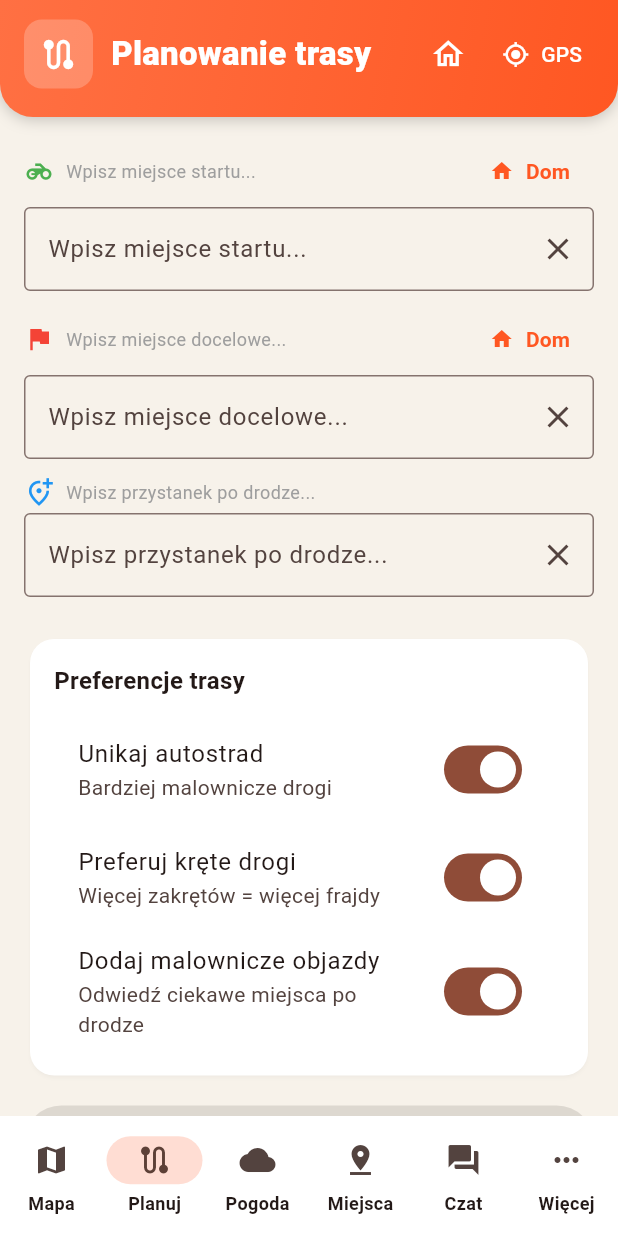
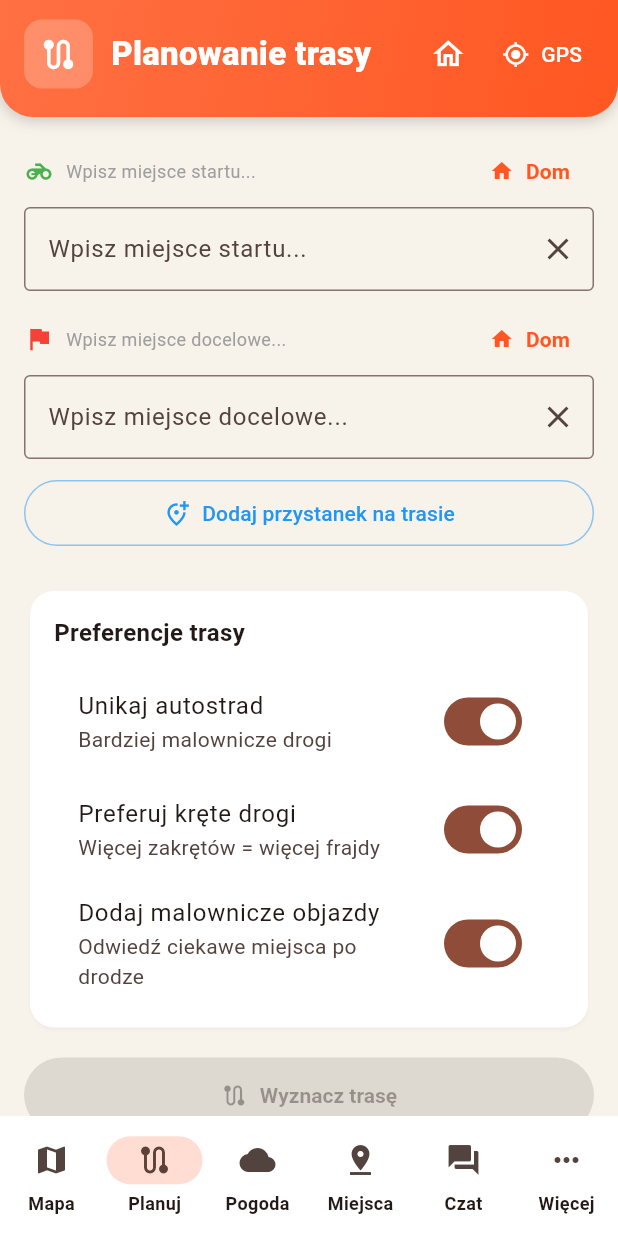
Before and after one commit to Jc0o0b/NaviMot-GO, a Flutter app: the screen it shows after launch, item 2 of the bottom bar chosen, on a phone screen of 412 x 824 dp. Run offline on Flutter 3.47's test engine with Material 3 defaults, Android fonts, the phone set to English and light mode, and no system bars; our stand-ins replace flutter_map, flutter_tts, geolocator, image_picker, latlong2, shared_preferences and 1 more.

Commit message:
Planowanie trasy: przycisk + Dodaj przystanek na trasie zamiast stałego pola wyszukiwania (pole pokazywane po kliknięciu)

```diff
--- a/lib/screens/route_planning_screen.dart
+++ b/lib/screens/route_planning_screen.dart
@@ -30,6 +30,7 @@ class _RoutePlanningScreenState extends State<RoutePlanningScreen> {
   int _searchSequence = 0;
   String? _loadedRouteId;
   bool _navigateOnReady = false;
+  bool _addingWaypoint = false;
 
   @override
   void dispose() {
@@ -115,6 +116,7 @@ class _RoutePlanningScreenState extends State<RoutePlanningScreen> {
                             _searchLocation(q, (r) => _endResults = r),
                       ),
                       const SizedBox(height: 12),
+                      if (_addingWaypoint)
                         _buildLocationField(
                           controller: _waypointController,
                           icon: Icons.add_location_alt_outlined,
@@ -128,6 +130,19 @@ class _RoutePlanningScreenState extends State<RoutePlanningScreen> {
                           },
                           onChanged: (q) =>
                               _searchLocation(q, (r) => _waypointResults = r),
+                        )
+                      else
+                        OutlinedButton.icon(
+                          onPressed: () =>
+                              setState(() => _addingWaypoint = true),
+                          icon: const Icon(Icons.add_location_alt_outlined),
+                          label: const Text('Dodaj przystanek na trasie'),
+                          style: OutlinedButton.styleFrom(
+                            foregroundColor: Colors.blue,
+                            side: BorderSide(
+                                color: Colors.blue.withValues(alpha: 0.5)),
+                            padding: const EdgeInsets.symmetric(vertical: 12),
+                          ),
                         ),
                       if (routeVM.intermediateWaypoints.isNotEmpty) ...[
                         const SizedBox(height: 12),
```
Lines whose indentation alone changed are shown as unchanged.
